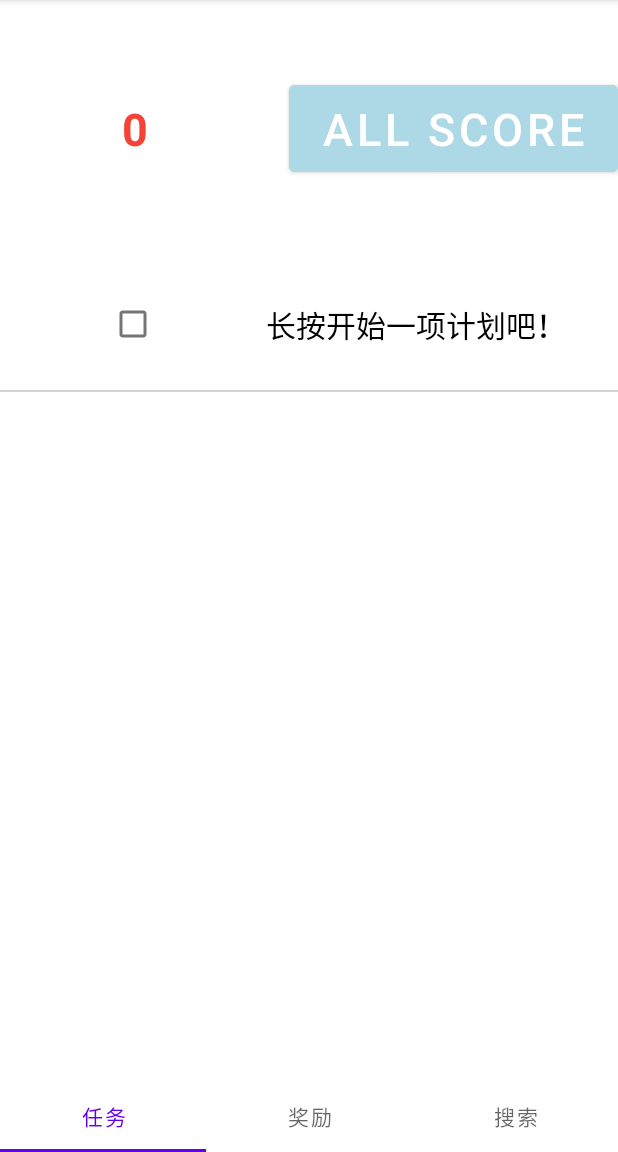
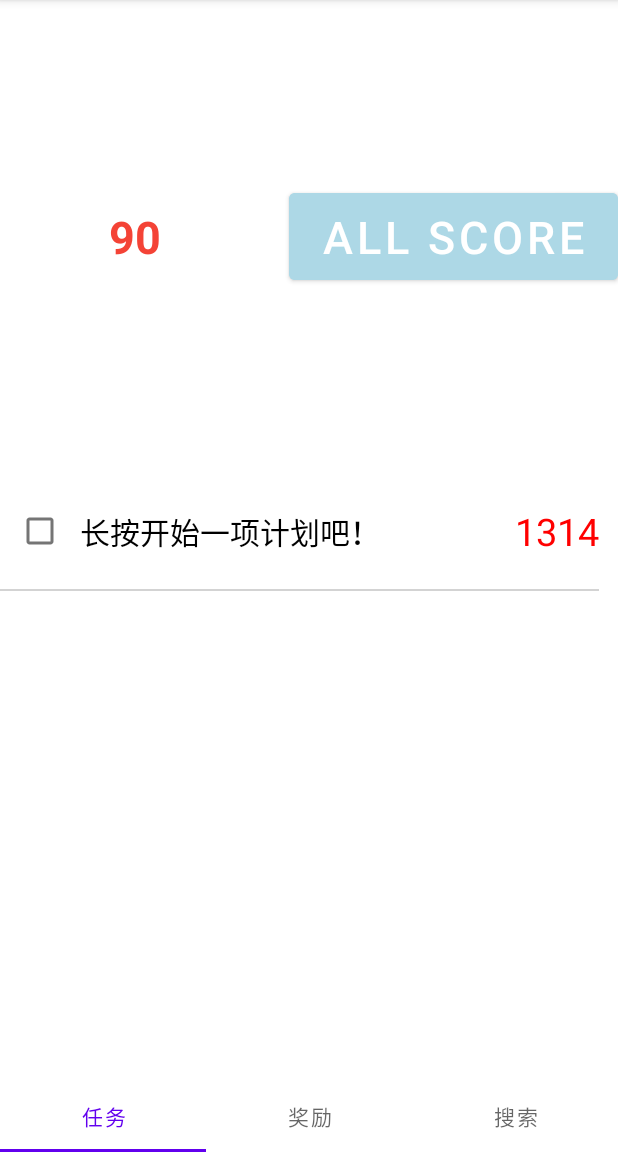
Before and after one commit to Bayoulove1/My_Application_2, an Android app: the screen it shows after launch (VPActivity), on a phone screen of 412 x 824 dp, the part 84-1236 px from its top. Run offline under Robolectric (Android 15) with nearby library versions, the phone set to English and light mode, and no system bars.

Commit message:
实现归零效果，响应还没有解决，并稍微修改布局文件

```diff
--- a/app/src/main/java/com/jnu/student/BookListAdapter.java
+++ b/app/src/main/java/com/jnu/student/BookListAdapter.java
@@ -1,12 +1,15 @@
 package com.jnu.student;
 
+import static android.app.PendingIntent.getActivity;
+
+import android.os.Bundle;
 import android.view.LayoutInflater;
 import android.view.View;
 import android.view.ViewGroup;
+import android.widget.AdapterView;
 import android.widget.CheckBox;
-import android.widget.CompoundButton;
-import android.widget.ImageView;
 import android.widget.TextView;
+import android.widget.Toast;
 
 import androidx.annotation.NonNull;
 import androidx.recyclerview.widget.RecyclerView;
@@ -15,19 +18,31 @@ import java.util.List;
 
 public class BookListAdapter extends RecyclerView.Adapter<BookListAdapter.BookViewHolder> {
     private List<Book> books;
+    private AdapterView.OnItemClickListener listener;
     //private static final int DEFAULT_COVER_RESOURCE_ID = R.drawable.book_no_name; // 默认封面图片的资源ID
-
+    public static int score = 0;
     public BookListAdapter(List<Book> books) {
         this.books = books;
     }
-
+    public void setListener(AdapterView.OnItemClickListener listener){
+        this.listener = listener;
+    }
+    public interface ItemClickListener{
+        void onItemClick(int data);
+    }
     @NonNull
     @Override
     public BookViewHolder onCreateViewHolder(@NonNull ViewGroup parent, int viewType) {
         View view = LayoutInflater.from(parent.getContext()).inflate(R.layout.item_book, parent, false);
         return new BookViewHolder(view);
     }
-
+    public static BookFragment newInstance(int Score){
+        Bundle bundle = new Bundle();
+        bundle.putInt("Score",score);
+        BookFragment fragment = new BookFragment();
+        fragment.setArguments(bundle);
+        return fragment;
+    }
     @Override
     public void onBindViewHolder(@NonNull BookViewHolder holder, int position) {
         Book book = books.get(position);
@@ -38,6 +53,13 @@ public class BookListAdapter extends RecyclerView.Adapter<BookListAdapter.BookVi
             v.showContextMenu();
             return true;
         });
+//        holder.itemView.setOnClickListener(new View.OnClickListener(){
+//
+//            @Override
+//            public void onClick(View view) {
+//                //listener.onItemClick(17);
+//            }
+//        });
 
     }
 
@@ -71,16 +93,42 @@ public class BookListAdapter extends RecyclerView.Adapter<BookListAdapter.BookVi
     static class BookViewHolder extends RecyclerView.ViewHolder {
         TextView bookTitle;
         TextView price;
+        private TextView textViewScore;
+
         BookViewHolder(@NonNull View itemView) {
             super(itemView);
             bookTitle = itemView.findViewById(R.id.text_view_tasks_title);
             price = itemView.findViewById(R.id.text_view_price);
             CheckBox checkBox = itemView.findViewById(R.id.checkBox);
-//            checkBox.setOnCheckedChangeListener(new View.OnClickListener(){
-//                if(isChecked){
-//
+//            //itemView.setOnCreateContextMenuListener((View.OnCreateContextMenuListener) this);
+            checkBox.setOnClickListener(new View.OnClickListener() {
+                @Override
+                public void onClick(View v){
+                    score = 12;
+
+                //public void onCheckedChanged(CompoundButton compoundButton, boolean b) {
+                    // 在这里处理 CheckBox 被点击时的逻辑
+
+                      // TextView scoreTextView = getTextViewScore();
+
+                        //Integer.parseInt(scoreTextView.getText().toString());
+//                       //checkBox被选中
+                            checkBox.setChecked(false);
+//                        Bundle bundle = new Bundle();
+//                        bundle.putInt("score", score);
+
+                        // 可以执行其他操作，例如修改数据等
+                    }
+
+            }
+            );
+        }
+//               // public TextView getTextViewTitle() {
+//                    return textViewTitle;
 //                }
-//            });
-        }
+
+                public TextView getTextViewScore() {
+                   return price;
+               }
     }
 }
--- a/app/src/main/res/layout/activity_main.xml
+++ b/app/src/main/res/layout/activity_main.xml
@@ -15,13 +15,14 @@
 
         <com.jnu.student.MenuRecyclerView
             android:id="@+id/recycler_view_books"
-            android:layout_width="806dp"
-            android:layout_height="378dp"
+            android:layout_width="399dp"
+            android:layout_height="405dp"
             app:layout_constraintBottom_toBottomOf="parent"
             app:layout_constraintEnd_toEndOf="parent"
             app:layout_constraintHorizontal_bias="0.0"
             app:layout_constraintStart_toStartOf="parent"
-            app:layout_constraintTop_toTopOf="parent">
+            app:layout_constraintTop_toTopOf="parent"
+            app:layout_constraintVertical_bias="1.0">
 
 
         </com.jnu.student.MenuRecyclerView>
@@ -39,7 +40,7 @@
                 android:layout_width="180dp"
                 android:layout_height="69dp"
                 android:gravity="center"
-                android:text="0"
+                android:text="90"
                 android:textColor="#F44336"
                 android:textSize="30dp"
                 android:textStyle="bold" />
--- a/app/src/main/res/layout/item_book.xml
+++ b/app/src/main/res/layout/item_book.xml
@@ -29,14 +29,14 @@
 
         <TextView
             android:id="@+id/text_view_price"
-            android:layout_width="50dp"
-            android:layout_height="90dp"
+            android:layout_width="16dp"
+            android:layout_height="match_parent"
             android:layout_gravity="center_vertical"
             android:layout_weight="1"
             android:gravity="center"
             android:text="TextView"
-            android:textSize="25dp"
-            android:textColor="#FF0000"/>
+            android:textColor="#FF0000"
+            android:textSize="25dp" />
     </LinearLayout>
 
     <View
```
Also changed, not shown: app/src/main/java/com/jnu/student/BookFragment.java (+4 -14 lines).
